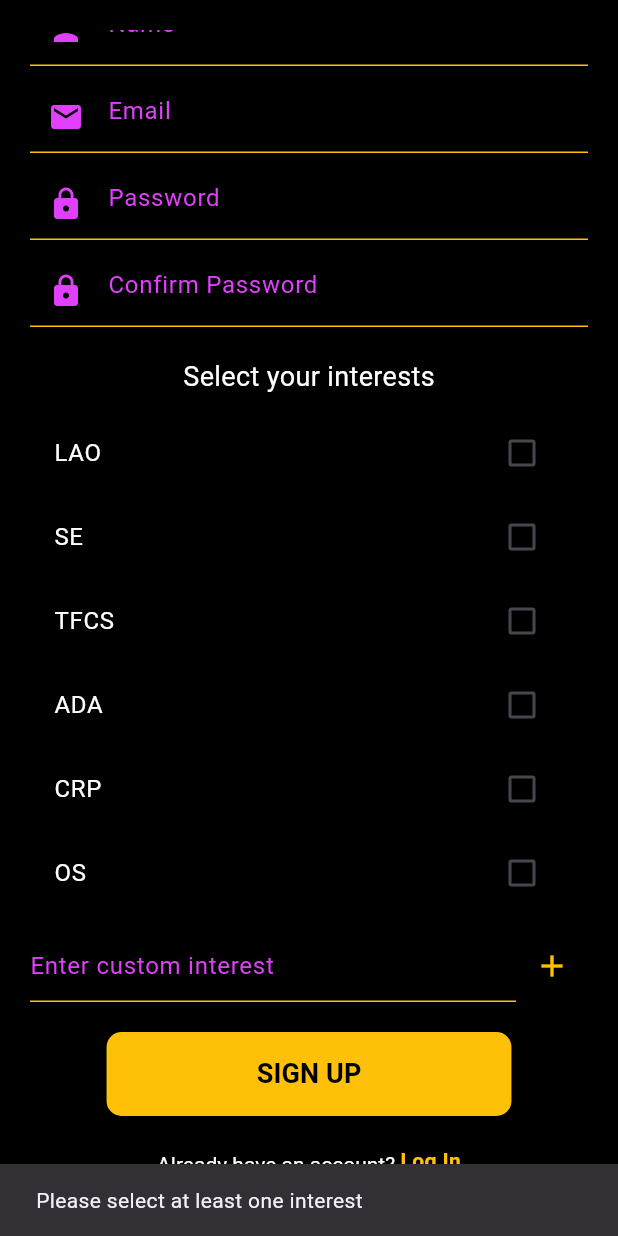
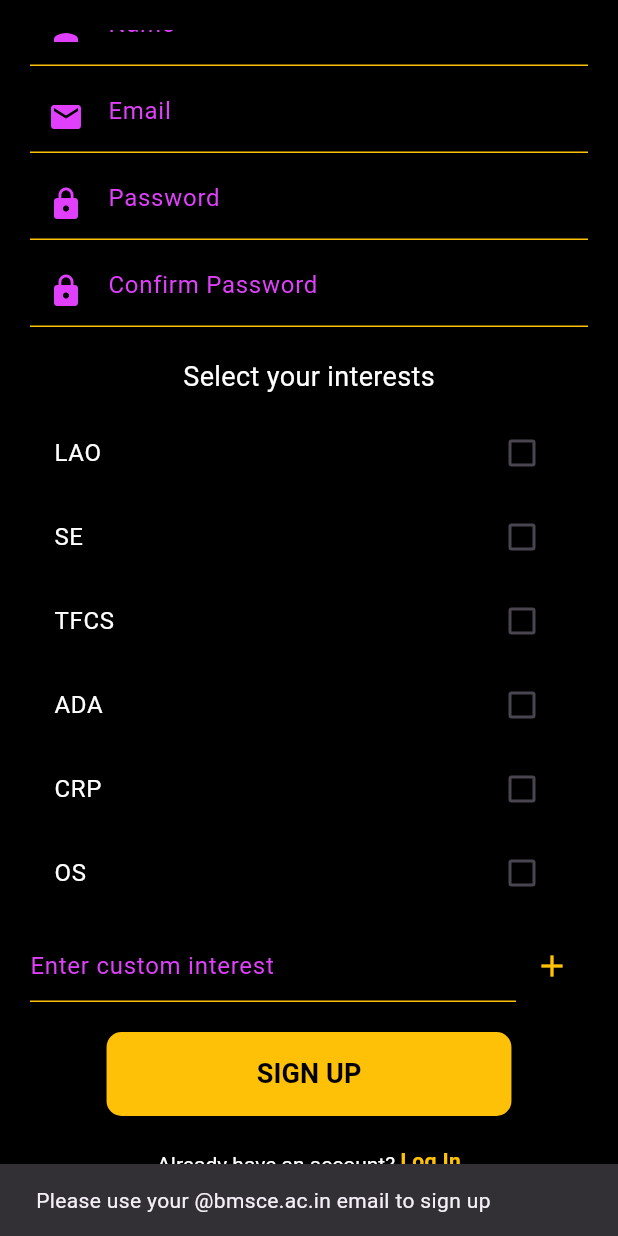
Before and after one commit to Sanath-S-Shetty/NO-DOUBT-V2, a Flutter app: the SignUpPage screen opened directly, scrolled down 260 dp, after a tap on "SIGN UP", on a phone screen of 412 x 824 dp. Run offline on Flutter 3.47's test engine with Material 3 defaults, Android fonts, the phone set to English and light mode, and no system bars; our stand-ins replace cloud_firestore, firebase_auth, firebase_core; accounts and stored records are empty.

Commit message:
singup restricted only to bmsce users

```diff
--- a/lib/signup.dart
+++ b/lib/signup.dart
@@ -34,6 +34,14 @@ class _SignUpPageState extends State<SignUpPage> {
     if (passwordController.text != confirmPasswordController.text) {
       ScaffoldMessenger.of(context).showSnackBar(
         SnackBar(content: Text("Passwords do not match")),
+      );
+      return;
+    }
+
+    // Email domain check
+    if (!emailController.text.trim().endsWith('@bmsce.ac.in')) {
+      ScaffoldMessenger.of(context).showSnackBar(
+        SnackBar(content: Text("Please use your @bmsce.ac.in email to sign up")),
       );
       return;
     }
```
Also changed, not shown: 1 other file.
